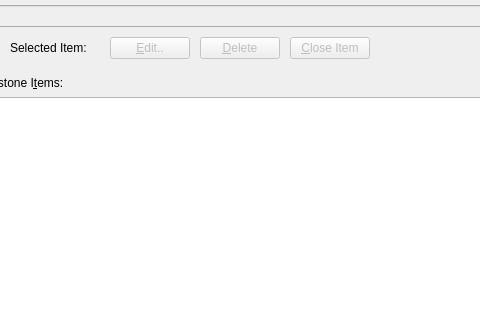
The window that forms/roadmap.ui (skriticos/nelia1) describes before a commit, drawn with Qt 5; both pictures show x 403 to 883 and y 0 to 320 of the 1225 by 738 pixel window.
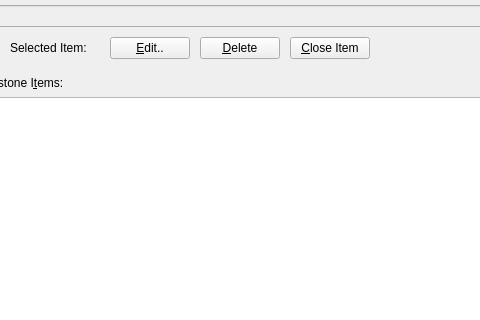
The same window after the commit.

```diff
--- a/forms/roadmap.ui
+++ b/forms/roadmap.ui
@@ -134,7 +134,7 @@
       <item row="0" column="7">
        <widget class="QPushButton" name="push_edit">
         <property name="enabled">
-         <bool>false</bool>
+         <bool>true</bool>
         </property>
         <property name="text">
          <string>&amp;Edit..</string>
@@ -144,7 +144,7 @@
       <item row="0" column="8">
        <widget class="QPushButton" name="push_delete">
         <property name="enabled">
-         <bool>false</bool>
+         <bool>true</bool>
         </property>
         <property name="text">
          <string>&amp;Delete</string>
@@ -154,7 +154,7 @@
       <item row="0" column="9">
        <widget class="QPushButton" name="push_close">
         <property name="enabled">
-         <bool>false</bool>
+         <bool>true</bool>
         </property>
         <property name="text">
          <string>&amp;Close Item</string>
```
Left out of the diff: 2 changed lines with no effect on the pictures.
